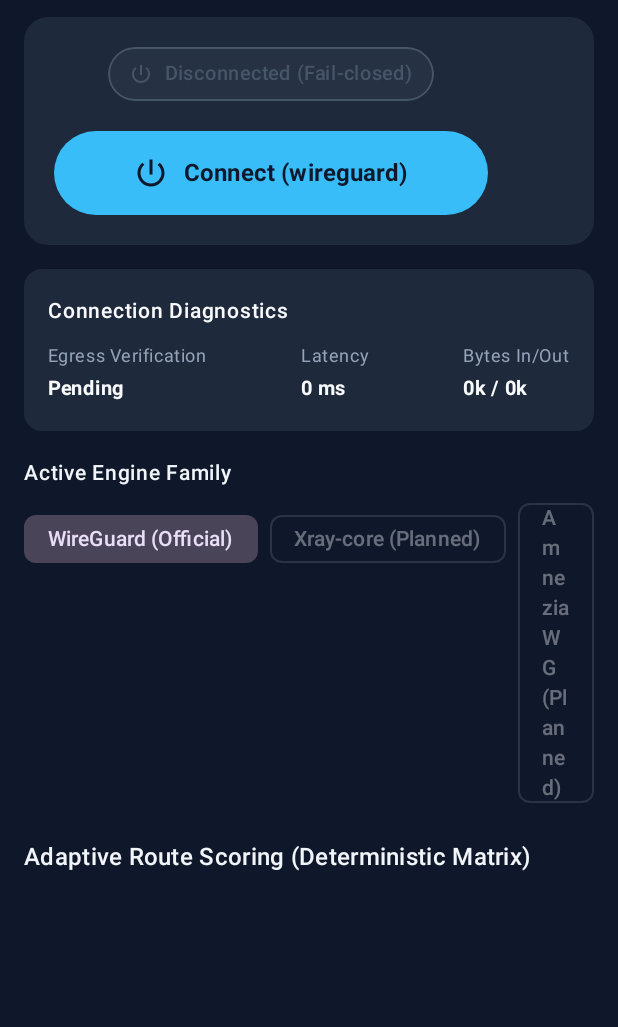
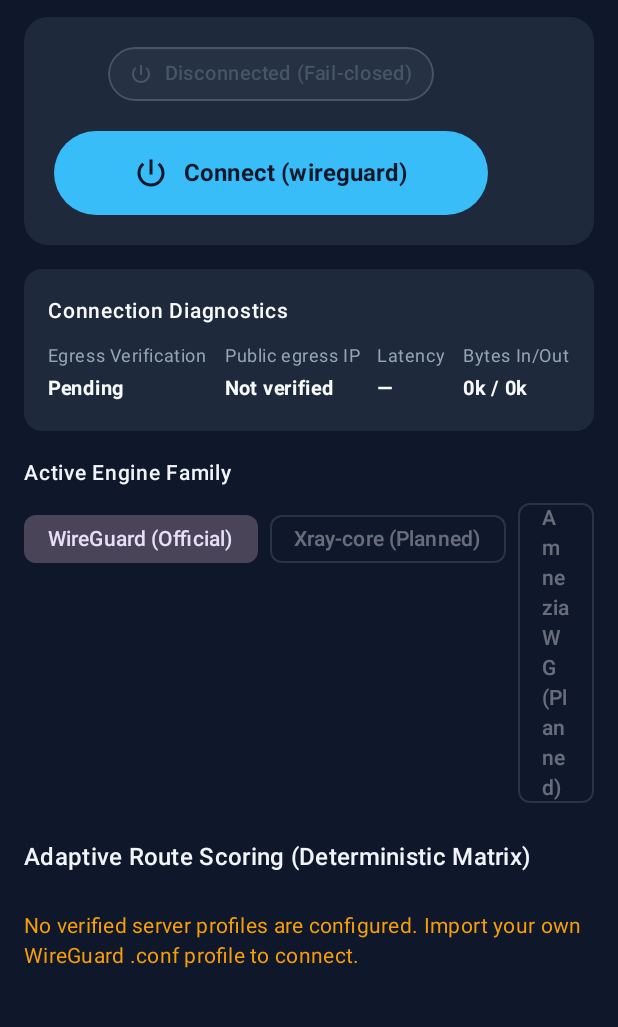
Before and after one commit to hidooch980/Molido-vpn, an Android app built with Jetpack Compose: the screen it shows after launch (MainActivity), on a phone screen of 412 x 824 dp, the part 79-1106 px from its top. Run offline under Robolectric (Android 15) with nearby library versions, the phone set to English and light mode, and no system bars; libraries missing offline, so code that uses them is left out: com.wireguard.android, com.wireguard.config.

Commit message:
Remove fabricated server list and show verified public egress IP

```diff
--- a/app/src/main/kotlin/com/molido/vpn/MainActivity.kt
+++ b/app/src/main/kotlin/com/molido/vpn/MainActivity.kt
@@ -213,8 +213,19 @@ fun MainScreen(viewModel: VpnViewModel) {
                 )
             }
 
-            items(servers) { server ->
-                ServerRouteCard(server = server)
+            if (servers.isEmpty()) {
+                item {
+                    Text(
+                        "No verified server profiles are configured. Import your own WireGuard .conf profile to connect.",
+                        color = Color(0xFFF59E0B),
+                        style = MaterialTheme.typography.bodyMedium,
+                        modifier = Modifier.padding(vertical = 8.dp)
+                    )
+                }
+            } else {
+                items(servers) { server ->
+                    ServerRouteCard(server = server)
+                }
             }
 
             item {
@@ -374,7 +385,8 @@ fun DiagnosticsCard(diagnostics: ConnectionDiagnostics, connectionState: Connect
             Spacer(modifier = Modifier.height(10.dp))
             Row(modifier = Modifier.fillMaxWidth(), horizontalArrangement = Arrangement.SpaceBetween) {
                 DiagnosticItem("Egress Verification", if (connectionState is ConnectionState.Connected) "Passed" else "Pending")
-                DiagnosticItem("Latency", "${diagnostics.lastLatencyMillis ?: 0} ms")
+                DiagnosticItem("Public egress IP", diagnostics.publicEgressIp ?: "Not verified")
+                DiagnosticItem("Latency", diagnostics.lastLatencyMillis?.let { "$it ms" } ?: "—")
                 DiagnosticItem("Bytes In/Out", "${diagnostics.bytesIn / 1024}k / ${diagnostics.bytesOut / 1024}k")
             }
         }
```
